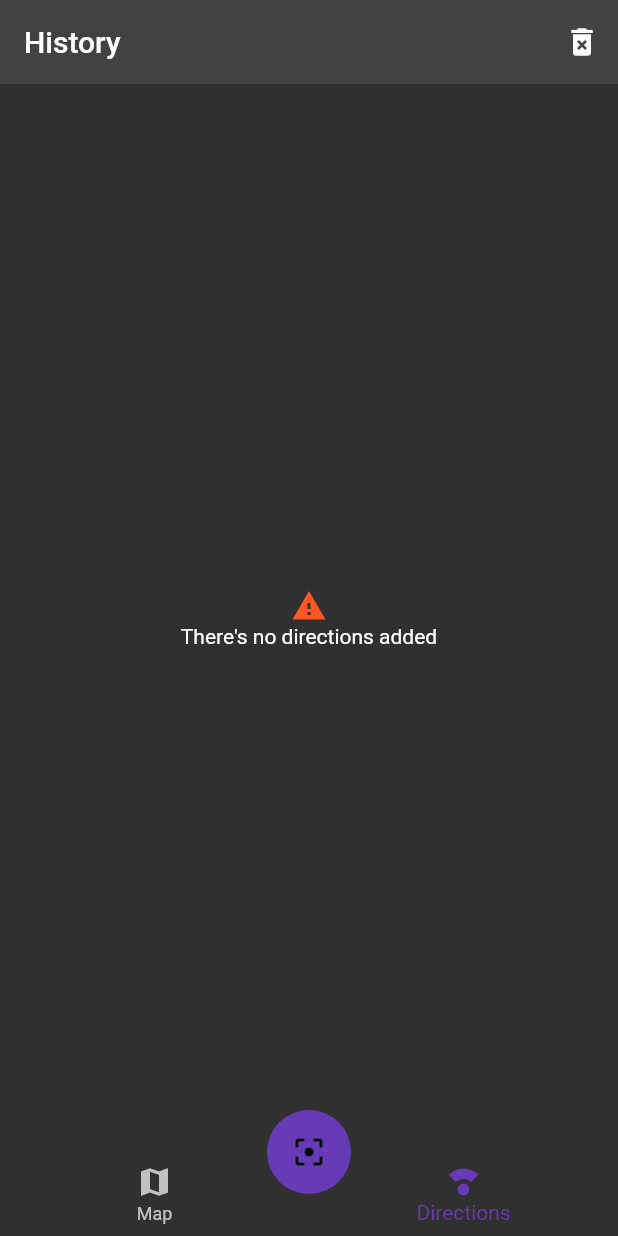
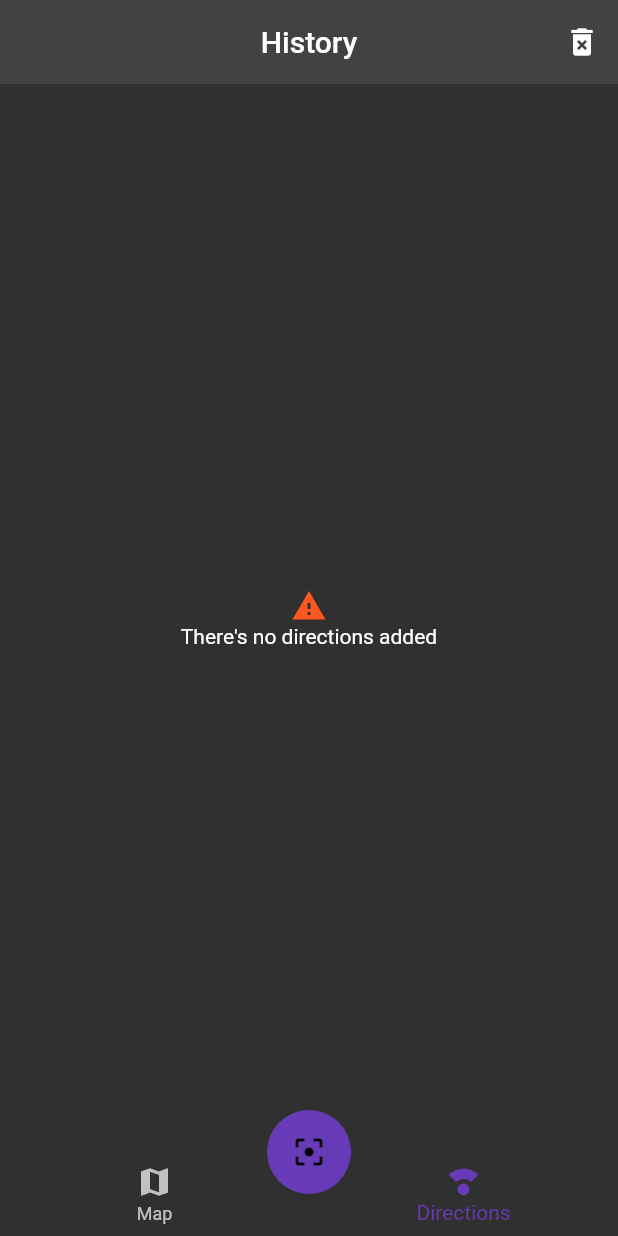
Before and after one commit to agustinascarpinelli/QR_Reader_Flutter, a Flutter app: the screen it shows after launch, on a phone screen of 412 x 824 dp. Run offline on Flutter 3.47's test engine with Material 2 defaults, Android fonts, the phone set to English and light mode, and no system bars; our stand-ins replace google_maps_flutter, sqflite; missing offline and left inert: flutter_barcode_scanner; accounts and stored records are empty.

```diff
--- a/lib/main.dart
+++ b/lib/main.dart
@@ -14,8 +14,8 @@ class MyApp extends StatelessWidget {
   Widget build(BuildContext context) {
     return MultiProvider(
       providers: [
-         ChangeNotifierProvider(create: (_)=>new UiProvider()),
-         ChangeNotifierProvider(create: (_)=>new ScansProvider())
+         ChangeNotifierProvider(create: (_)=>UiProvider()),
+         ChangeNotifierProvider(create: (_)=>ScansProvider())
 
 
       ],
@@ -24,13 +24,13 @@ class MyApp extends StatelessWidget {
         title:'Qr Scanner',
         initialRoute: 'home',
         routes: {
-          'home':(_)=>HomeScreen(),
-           'maps':(_)=>MapsScreen(),
+          'home':(_)=>const HomeScreen(),
+           'maps':(_)=>const MapsScreen(),
           // 'maps-history':(_)=>MapsHistoryScreen()
         },
        theme: ThemeData.dark().copyWith(
-        floatingActionButtonTheme: FloatingActionButtonThemeData(backgroundColor: Colors.deepPurple),
-        bottomNavigationBarTheme: BottomNavigationBarThemeData(selectedItemColor: Colors.deepPurple)
+        floatingActionButtonTheme: const FloatingActionButtonThemeData(backgroundColor: Colors.deepPurple),
+        bottomNavigationBarTheme: const BottomNavigationBarThemeData(selectedItemColor: Colors.deepPurple)
        )
 
       ),
--- a/lib/providers/db_provider.dart
+++ b/lib/providers/db_provider.dart
@@ -28,7 +28,7 @@ class DBProvider {
     // Path de donde almacenaremos la base de datos
     Directory documentsDirectory = await getApplicationDocumentsDirectory();
     final path = join( documentsDirectory.path, 'ScansDB.db' );
-    print( path );
+
 
     // Crear base de datos
     return await openDatabase(
--- a/lib/providers/scans_provider.dart
+++ b/lib/providers/scans_provider.dart
@@ -1,8 +1,3 @@
-
-
-
-import 'dart:ui';
-
 import 'package:flutter/material.dart';
 import 'package:qr_reader/providers/db_provider.dart';
 
@@ -34,7 +29,7 @@ uploadScans()async{
 
 uploadScansByType(String type)async{
   isLoading=true;
-    await Future.delayed(Duration(seconds: 2));
+    await Future.delayed(const Duration(seconds: 2));
     final scans=await DBProvider.db.getScansByType(type);
     this.scans=[...scans!];
    isLoading=false;
--- a/lib/providers/ui_provider.dart
+++ b/lib/providers/ui_provider.dart
@@ -4,11 +4,11 @@ class UiProvider extends ChangeNotifier{
   int _selectedMenuOpt=1;
 
   int get selectedMenuOpt{
-    return this._selectedMenuOpt;
+    return _selectedMenuOpt;
   }
 
   set selectedMenuOpt (int i ){
-    this._selectedMenuOpt=i;
+    _selectedMenuOpt=i;
     //cuando se cambie el valor, llama la instruccion que notifica a todas los widgets que esten escuchando el cambio.
     notifyListeners();
 
--- a/lib/screens/directions_screen.dart
+++ b/lib/screens/directions_screen.dart
@@ -1,8 +1,6 @@
 import 'package:flutter/material.dart';
-import 'package:provider/provider.dart';
 import 'package:qr_reader/widgets/widgets.dart';
 
-import '../providers/scans_provider.dart';
 
 class DirectionsScreen extends StatelessWidget {
 
@@ -11,6 +9,6 @@ class DirectionsScreen extends StatelessWidget {
   Widget build(BuildContext context) {
 
 
-     return ScansList(type: 'http');
+     return const ScansList(type: 'http');
   }
 }
--- a/lib/screens/home_screen.dart
+++ b/lib/screens/home_screen.dart
@@ -1,6 +1,5 @@
 import 'package:flutter/material.dart';
 import 'package:provider/provider.dart';
-import 'package:qr_reader/providers/db_provider.dart';
 import 'package:qr_reader/providers/providers.dart';
 import 'package:qr_reader/screens/screens.dart';
 import 'package:qr_reader/widgets/widgets.dart';
@@ -14,7 +13,8 @@ class HomeScreen extends StatelessWidget {
     return Scaffold(
       appBar: AppBar(
         elevation: 0,
-        title: Text('History'),
+        title: const Text('History'),
+        centerTitle: true,
         actions: [
           IconButton(
             onPressed:(){
@@ -22,18 +22,18 @@ class HomeScreen extends StatelessWidget {
                scansProvider.deleteAllScans();
 
             },
-             icon: Icon (Icons.delete_forever))
+             icon: const Icon (Icons.delete_forever))
         ],
       ),
-      body: _homeBody(),
-      bottomNavigationBar: CustomNavigatorBar(),
-      floatingActionButton:ScanButton() ,
+      body: _HomeBody(),
+      bottomNavigationBar: const CustomNavigatorBar(),
+      floatingActionButton:const ScanButton() ,
       floatingActionButtonLocation: FloatingActionButtonLocation.centerDocked,
     );
   }
 }
 
-class _homeBody extends StatelessWidget {
+class _HomeBody extends StatelessWidget {
 
   @override
   Widget build(BuildContext context) {
@@ -46,16 +46,16 @@ final scansProvider=Provider.of<ScansProvider>(context,listen: false);
     switch(currentIndex){
       case 0:
       scansProvider.uploadScansByType('geo');
-      return MapsHistoryScreen();
+      return const MapsHistoryScreen();
 
       case 1:
         scansProvider.uploadScansByType('http');
-      return DirectionsScreen();
+      return const DirectionsScreen();
 
 
 
       default:
-      return MapsScreen();
+      return const MapsScreen();
     }
   }
 }
--- a/lib/screens/maps_pages_history.dart
+++ b/lib/screens/maps_pages_history.dart
@@ -1,6 +1,4 @@
 import 'package:flutter/material.dart';
-import 'package:provider/provider.dart';
-import 'package:qr_reader/providers/providers.dart';
 import 'package:qr_reader/widgets/widgets.dart';
 
 class MapsHistoryScreen extends StatelessWidget {
@@ -12,6 +10,6 @@ class MapsHistoryScreen extends StatelessWidget {
 
 
 
-  return ScansList(type:'geo');
+  return const ScansList(type:'geo');
   }
 }
--- a/lib/utils/utils.dart
+++ b/lib/utils/utils.dart
@@ -1,6 +1,5 @@
 import 'package:flutter/cupertino.dart';
 import 'package:qr_reader/models/scan_model.dart';
-import 'package:url_launcher/url_launcher.dart';
 import 'package:url_launcher/url_launcher_string.dart';
 
 
@@ -14,7 +13,6 @@ launchUrl(BuildContext context,ScanModel scan)async{
     if(scan.type=='http'){
       await launchUrlString(urls);
     if(!await launchUrlString(urls)){
-      print('no');
      }
 
 //   if (await canLaunch(urls)) {
--- a/lib/widgets/custom_navigator_bar.dart
+++ b/lib/widgets/custom_navigator_bar.dart
@@ -14,7 +14,7 @@ class CustomNavigatorBar extends StatelessWidget {
       onTap: (int i)=>uiProvider.selectedMenuOpt=i,
       elevation: 0,
       currentIndex: currentIndex,
-      items: [
+      items: const [
         BottomNavigationBarItem(
           icon: Icon(Icons.map),
           label: 'Map'
--- a/lib/widgets/scan_button.dart
+++ b/lib/widgets/scan_button.dart
@@ -11,7 +11,7 @@ class ScanButton extends StatelessWidget {
   Widget build(BuildContext context) {
     return FloatingActionButton(
       elevation: 0,
-      child:Icon(Icons.filter_center_focus),
+      child:const Icon(Icons.filter_center_focus),
       onPressed:()async{
          //String barcodeScanRes= await FlutterBarcodeScanner.scanBarcode('#36013F','Cancel',false,ScanMode.QR);
 
--- a/lib/widgets/scan_list.dart
+++ b/lib/widgets/scan_list.dart
@@ -28,7 +28,7 @@ class ScansList extends StatelessWidget {
           background: Container(
             color: Colors.deepOrange,
           ),
-          onDismissed: (DismissDirection){
+          onDismissed: (dissmissDirection){
           final scansProvider=Provider.of<ScansProvider>(context,listen: false);
           scansProvider.deleteScanByid(scans[i].id!);
           },
@@ -67,6 +67,7 @@ class ScansList extends StatelessWidget {
      :
    const Center(
       child: CircularProgressIndicator(
+        color: Colors.deepPurple,
 
       ),
     );
```
Also changed, not shown: lib/models/scan_model.dart (+22 -6 lines), lib/screens/maps_screens.dart (+7 -6 lines), pubspec.lock, 1 other file.
